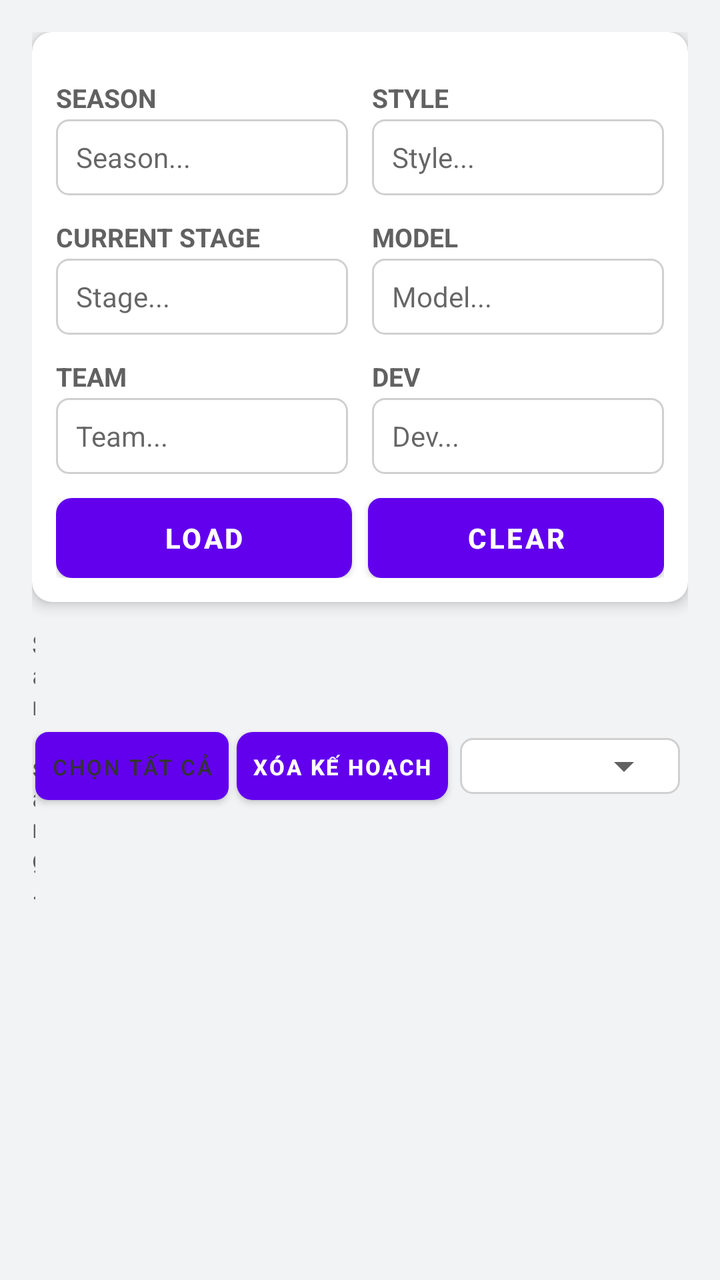
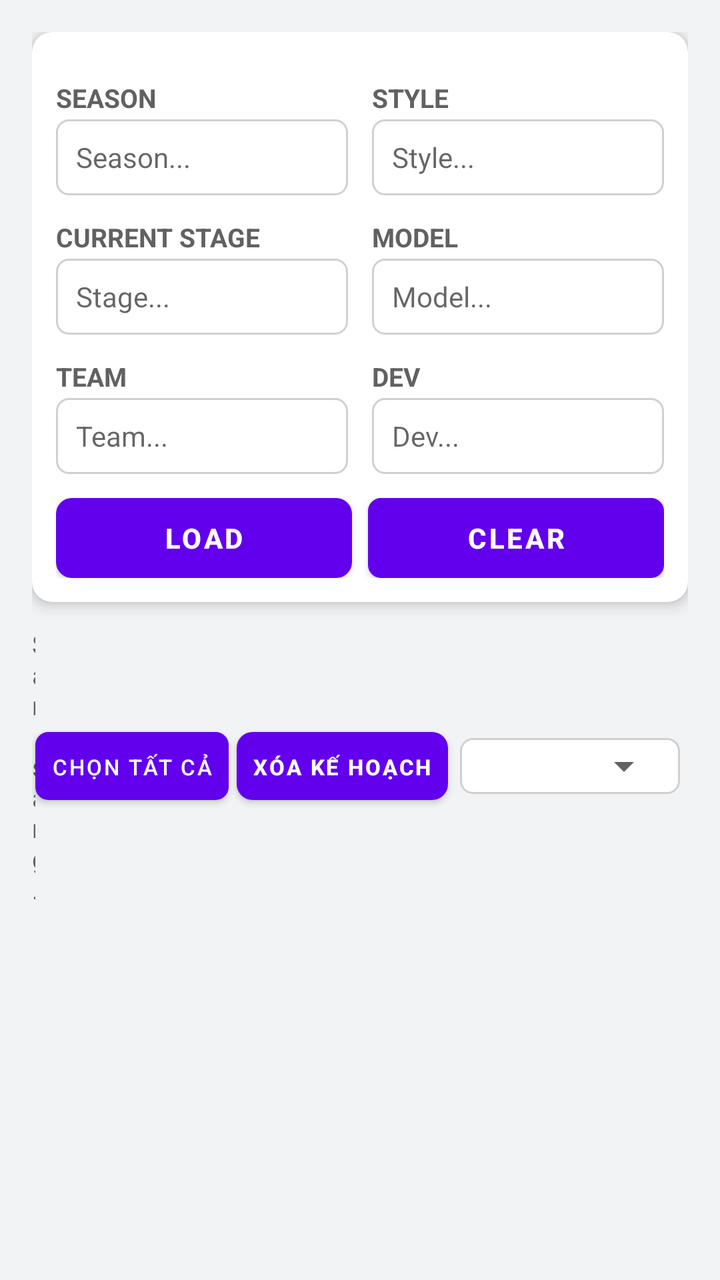

Two renders of the same Android screen: before a commit and after it. Below are the layout's source before the change and the commit's diff.
<!-- AndroidManifest.xml: application theme Theme.Nbcfm -->
<!-- res/layout/activity_main.xml -->
<?xml version="1.0" encoding="utf-8"?>
<LinearLayout xmlns:android="http://schemas.android.com/apk/res/android"
    xmlns:app="http://schemas.android.com/apk/res-auto"
    android:layout_width="match_parent"
    android:layout_height="match_parent"
    android:orientation="vertical"
    android:background="@color/bg"
    android:padding="16dp">

    <androidx.cardview.widget.CardView
        android:layout_width="match_parent"
        android:layout_height="wrap_content"
        app:cardCornerRadius="10dp"
        app:cardElevation="4dp"
        android:layout_marginBottom="12dp">

        <LinearLayout
            android:layout_width="match_parent"
            android:layout_height="wrap_content"
            android:orientation="vertical"
            android:padding="12dp">

            <LinearLayout
                android:layout_width="match_parent"
                android:layout_height="wrap_content"
                android:orientation="horizontal"
                android:layout_marginTop="4dp">

                <LinearLayout
                    android:layout_width="0dp"
                    android:layout_height="wrap_content"
                    android:layout_weight="1"
                    android:orientation="vertical"
                    android:layout_marginEnd="6dp">

                    <TextView
                        style="@style/FieldLabel"
                        android:text="SEASON" />

                    <androidx.appcompat.widget.AppCompatAutoCompleteTextView
                        android:id="@+id/acSeason"
                        style="@style/FieldSpinner"
                        android:completionThreshold="1"
                        android:hint="Season..."
                        android:inputType="text"
                        android:paddingHorizontal="10dp"
                        android:singleLine="true"
                        android:textSize="14sp" />
                </LinearLayout>

                <LinearLayout
                    android:layout_width="0dp"
                    android:layout_height="wrap_content"
                    android:layout_weight="1"
                    android:orientation="vertical"
                    android:layout_marginStart="6dp">

                    <TextView
                        style="@style/FieldLabel"
                        android:text="STYLE" />

                    <androidx.appcompat.widget.AppCompatAutoCompleteTextView
                        android:id="@+id/acStyleNo"
                        style="@style/FieldSpinner"
                        android:completionThreshold="1"
                        android:hint="Style..."
                        android:inputType="text"
                        android:paddingHorizontal="10dp"
                        android:singleLine="true"
                        android:textSize="14sp" />
                </LinearLayout>
            </LinearLayout>

            <LinearLayout
                android:layout_width="match_parent"
                android:layout_height="wrap_content"
                android:orientation="horizontal"
                android:layout_marginTop="4dp">

                <LinearLayout
                    android:layout_width="0dp"
                    android:layout_height="wrap_content"
                    android:layout_weight="1"
                    android:orientation="vertical"
                    android:layout_marginEnd="6dp">

                    <TextView
                        style="@style/FieldLabel"
                        android:text="CURRENT STAGE" />

                    <androidx.appcompat.widget.AppCompatAutoCompleteTextView
                        android:id="@+id/acStage"
                        style="@style/FieldSpinner"
                        android:completionThreshold="1"
                        android:hint="Stage..."
                        android:inputType="text"
                        android:paddingHorizontal="10dp"
                        android:singleLine="true"
                        android:textSize="14sp" />
                </LinearLayout>

                <LinearLayout
                    android:layout_width="0dp"
                    android:layout_height="wrap_content"
                    android:layout_weight="1"
                    android:orientation="vertical"
                    android:layout_marginStart="6dp">

                    <TextView
                        style="@style/FieldLabel"
                        android:text="MODEL" />

                    <androidx.appcompat.widget.AppCompatAutoCompleteTextView
                        android:id="@+id/acModel"
                        style="@style/FieldSpinner"
                        android:completionThreshold="1"
                        android:hint="Model..."
                        android:inputType="text"
                        android:paddingHorizontal="10dp"
                        android:singleLine="true"
                        android:textSize="14sp" />
                </LinearLayout>
            </LinearLayout>

            <LinearLayout
                android:layout_width="match_parent"
                android:layout_height="wrap_content"
                android:orientation="horizontal"
                android:layout_marginTop="4dp">

                <LinearLayout
                    android:layout_width="0dp"
                    android:layout_height="wrap_content"
                    android:layout_weight="1"
                    android:orientation="vertical"
                    android:layout_marginEnd="6dp">

                    <TextView
                        android:id="@+id/textView2"
                        style="@style/FieldLabel"
                        android:layout_width="match_parent"
                        android:layout_height="wrap_content"
                        android:text="TEAM" />

                    <androidx.appcompat.widget.AppCompatAutoCompleteTextView
                        android:id="@+id/acTeam"
                        style="@style/FieldSpinner"
                        android:layout_width="match_parent"
                        android:layout_height="wrap_content"
                        android:completionThreshold="1"
                        android:hint="Team..."
                        android:inputType="text"
                        android:paddingHorizontal="10dp"
                        android:singleLine="true"
                        android:textSize="14sp" />
                </LinearLayout>

                <LinearLayout
                    android:layout_width="0dp"
                    android:layout_height="wrap_content"
                    android:layout_weight="1"
                    android:orientation="vertical"
                    android:layout_marginStart="6dp">

                    <TextView
                        android:id="@+id/textView5"
                        style="@style/FieldLabel"
                        android:layout_width="match_parent"
                        android:layout_height="wrap_content"
                        android:text="DEV" />

                    <androidx.appcompat.widget.AppCompatAutoCompleteTextView
                        android:id="@+id/acDev"
                        style="@style/FieldSpinner"
                        android:layout_width="match_parent"
                        android:layout_height="wrap_content"
                        android:completionThreshold="1"
                        android:hint="Dev..."
                        android:inputType="text"
                        android:paddingHorizontal="10dp"
                        android:singleLine="true"
                        android:textSize="14sp" />
                </LinearLayout>
            </LinearLayout>

            <LinearLayout
                android:layout_width="match_parent"
                android:layout_height="wrap_content"
                android:orientation="horizontal"
                android:layout_marginTop="12dp">

                <Button
                    android:id="@+id/btnRetrieve"
                    android:layout_width="0dp"
                    android:layout_height="40dp"
                    android:layout_weight="1"
                    android:text="LOAD"
                    android:textColor="#FFFFFF"
                    android:textStyle="bold"
                    android:background="@drawable/btn_red"
                    android:layout_marginRight="4dp" />

                <Button
                    android:id="@+id/btnClearFilter"
                    android:layout_width="0dp"
                    android:layout_height="40dp"
                    android:layout_marginLeft="4dp"
                    android:layout_weight="1"
                    android:background="@drawable/edit_bg"
                    android:text="CLEAR"
                    android:textColor="@color/white"
                    android:textStyle="bold" />
            </LinearLayout>

        </LinearLayout>
    </androidx.cardview.widget.CardView>

    <LinearLayout
        android:layout_width="match_parent"
        android:layout_height="wrap_content"
        android:orientation="horizontal"
        android:gravity="center_vertical"
        android:paddingBottom="6dp">

        <TextView
            android:id="@+id/tvStatus"
            android:layout_width="0dp"
            android:layout_height="wrap_content"
            android:layout_weight="1"
            android:text="Sẵn sàng."
            android:textColor="@color/textSecondary"
            android:textSize="13sp" />

        
        <Button
            android:id="@+id/btnSelectAll"
            android:layout_width="wrap_content"
            android:layout_height="34dp"
            android:text="Chọn tất cả"
            android:textSize="11sp"
            android:textColor="#333333"
            android:background="@drawable/edit_bg"
            android:layout_marginEnd="4dp"
            android:paddingHorizontal="8dp" />

        
        <Button
            android:id="@+id/btnDeletePlan"
            android:layout_width="wrap_content"
            android:layout_height="34dp"
            android:text="Xóa kế hoạch"
            android:textSize="11sp"
            android:textColor="#FFFFFF"
            android:textStyle="bold"
            android:background="@drawable/btn_red"
            android:layout_marginEnd="6dp"
            android:paddingHorizontal="8dp" />

        <FrameLayout
            android:layout_width="110dp"
            android:layout_height="wrap_content"
            android:layout_marginEnd="4dp"
            android:background="@drawable/edit_bg"
            android:paddingLeft="4dp"
            android:paddingTop="2dp"
            android:paddingRight="4dp"
            android:paddingBottom="2dp">

            <Spinner
                android:id="@+id/spinnerPlanFilter"
                android:layout_width="match_parent"
                android:layout_height="wrap_content"
                android:backgroundTint="@color/textSecondary"
                android:spinnerMode="dropdown"
                android:padding="0dp" />
        </FrameLayout>

        <ProgressBar
            android:id="@+id/progressBar"
            style="?android:attr/progressBarStyleSmall"
            android:layout_width="wrap_content"
            android:layout_height="wrap_content"
            android:visibility="gone" />
    </LinearLayout>

    <LinearLayout
        android:id="@+id/layoutEmpty"
        android:layout_width="match_parent"
        android:layout_height="0dp"
        android:layout_weight="1"
        android:orientation="vertical"
        android:gravity="center"
        android:padding="24dp"
        android:visibility="gone">

        <ImageView
            android:layout_width="120dp"
            android:layout_height="120dp"
            android:src="@drawable/ic_no_data"
            android:contentDescription="No Data"
            android:layout_marginBottom="12dp" />

        <TextView
            android:id="@+id/tvEmpty"
            android:layout_width="wrap_content"
            android:layout_height="wrap_content"
            android:text="Không có dữ liệu."
            android:textColor="@color/textSecondary"
            android:textSize="15sp"
            android:textStyle="bold"
            android:gravity="center" />

    </LinearLayout>

    <com.facebook.shimmer.ShimmerFrameLayout
        android:id="@+id/shimmerViewContainer"
        android:layout_width="match_parent"
        android:layout_height="0dp"
        android:layout_weight="1"
        android:visibility="gone"
        app:shimmer_auto_start="false">

        <LinearLayout
            android:layout_width="match_parent"
            android:layout_height="match_parent"
            android:orientation="vertical">

            <include layout="@layout/item_cfm_card_placeholder" />
            <include layout="@layout/item_cfm_card_placeholder" />
            <include layout="@layout/item_cfm_card_placeholder" />

        </LinearLayout>
    </com.facebook.shimmer.ShimmerFrameLayout>

    <androidx.recyclerview.widget.RecyclerView
        android:id="@+id/recyclerView"
        android:layout_width="match_parent"
        android:layout_height="0dp"
        android:layout_weight="1"
        android:clipToPadding="false"
        android:paddingBottom="16dp" />

</LinearLayout>
<!-- res/layout/item_cfm_card_placeholder.xml (included above) -->
<?xml version="1.0" encoding="utf-8"?>
<androidx.cardview.widget.CardView
    xmlns:android="http://schemas.android.com/apk/res/android"
    xmlns:app="http://schemas.android.com/apk/res-auto"
    android:layout_width="match_parent"
    android:layout_height="wrap_content"
    android:layout_marginBottom="12dp"
    app:cardCornerRadius="10dp"
    app:cardElevation="3dp">

    <LinearLayout
        android:layout_width="match_parent"
        android:layout_height="wrap_content"
        android:orientation="vertical"
        android:padding="12dp">

        
        <View
            android:layout_width="120dp"
            android:layout_height="18dp"
            android:background="@drawable/placeholder_bg"
            android:layout_marginBottom="10dp" />

        
        <LinearLayout
            android:layout_width="match_parent"
            android:layout_height="wrap_content"
            android:orientation="horizontal"
            android:background="@drawable/highlight_bg"
            android:padding="8dp"
            android:layout_marginBottom="8dp"
            android:weightSum="10">

            
            <LinearLayout
                android:layout_width="0dp"
                android:layout_height="wrap_content"
                android:layout_weight="1.5"
                android:orientation="vertical"
                android:gravity="center_horizontal">
                <View
                    android:layout_width="30dp"
                    android:layout_height="10dp"
                    android:background="@drawable/placeholder_bg" />
                <View
                    android:layout_width="20dp"
                    android:layout_height="13dp"
                    android:layout_marginTop="6dp"
                    android:background="@drawable/placeholder_bg" />
            </LinearLayout>

            
            <LinearLayout
                android:layout_width="0dp"
                android:layout_height="wrap_content"
                android:layout_weight="3.5"
                android:orientation="vertical"
                android:gravity="center_horizontal">
                <View
                    android:layout_width="50dp"
                    android:layout_height="10dp"
                    android:background="@drawable/placeholder_bg" />
                <View
                    android:layout_width="70dp"
                    android:layout_height="13dp"
                    android:layout_marginTop="6dp"
                    android:background="@drawable/placeholder_bg" />
            </LinearLayout>

            
            <LinearLayout
                android:layout_width="0dp"
                android:layout_height="wrap_content"
                android:layout_weight="2.5"
                android:orientation="vertical"
                android:gravity="center_horizontal">
                <View
                    android:layout_width="40dp"
                    android:layout_height="10dp"
                    android:background="@drawable/placeholder_bg" />
                <View
                    android:layout_width="45dp"
                    android:layout_height="13dp"
                    android:layout_marginTop="6dp"
                    android:background="@drawable/placeholder_bg" />
            </LinearLayout>

            
            <LinearLayout
                android:layout_width="0dp"
                android:layout_height="wrap_content"
                android:layout_weight="1.3"
                android:orientation="vertical"
                android:gravity="center_horizontal">
                <View
                    android:layout_width="25dp"
                    android:layout_height="10dp"
                    android:background="@drawable/placeholder_bg" />
                <View
                    android:layout_width="20dp"
                    android:layout_height="13dp"
                    android:layout_marginTop="6dp"
                    android:background="@drawable/placeholder_bg" />
            </LinearLayout>

            
            <LinearLayout
                android:layout_width="0dp"
                android:layout_height="wrap_content"
                android:layout_weight="1.2"
                android:orientation="vertical"
                android:gravity="center_horizontal">
                <View
                    android:layout_width="20dp"
                    android:layout_height="10dp"
                    android:background="@drawable/placeholder_bg" />
                <View
                    android:layout_width="15dp"
                    android:layout_height="13dp"
                    android:layout_marginTop="6dp"
                    android:background="@drawable/placeholder_bg" />
            </LinearLayout>
        </LinearLayout>

        
        <View
            android:layout_width="match_parent"
            android:layout_height="13dp"
            android:layout_marginVertical="3dp"
            android:background="@drawable/placeholder_bg" />
        <View
            android:layout_width="220dp"
            android:layout_height="13dp"
            android:layout_marginVertical="3dp"
            android:background="@drawable/placeholder_bg" />
        <View
            android:layout_width="280dp"
            android:layout_height="13dp"
            android:layout_marginVertical="3dp"
            android:background="@drawable/placeholder_bg" />
        <View
            android:layout_width="180dp"
            android:layout_height="13dp"
            android:layout_marginVertical="3dp"
            android:background="@drawable/placeholder_bg" />
        <View
            android:layout_width="240dp"
            android:layout_height="13dp"
            android:layout_marginVertical="3dp"
            android:background="@drawable/placeholder_bg" />
        <View
            android:layout_width="150dp"
            android:layout_height="13dp"
            android:layout_marginVertical="3dp"
            android:background="@drawable/placeholder_bg" />
        <View
            android:layout_width="100dp"
            android:layout_height="13dp"
            android:layout_marginVertical="3dp"
            android:background="@drawable/placeholder_bg" />

    </LinearLayout>
</androidx.cardview.widget.CardView>
<!-- resources referenced by this layout -->
<resources>
  <color name="bg">#F2F3F5</color>
  <color name="textSecondary">#616161</color>
  <color name="white">#FFFFFF</color>
  <!-- drawable btn_red (drawable) -->
  <?xml version="1.0" encoding="utf-8"?>
  <shape xmlns:android="http://schemas.android.com/apk/res/android"
      android:shape="rectangle">
      <solid android:color="@color/nb_red" />
      <corners android:radius="8dp" />
      <padding android:top="12dp" android:bottom="12dp" />
  </shape>
  <!-- drawable edit_bg (drawable) -->
  <?xml version="1.0" encoding="utf-8"?>
  <shape xmlns:android="http://schemas.android.com/apk/res/android"
      android:shape="rectangle">
      <solid android:color="@color/white" />
      <corners android:radius="6dp" />
      <stroke android:width="1dp" android:color="#D0D0D0" />
  </shape>
  <!-- drawable highlight_bg (drawable) -->
  <?xml version="1.0" encoding="utf-8"?>
  <shape xmlns:android="http://schemas.android.com/apk/res/android"
      android:shape="rectangle">
      <solid android:color="#F0F4F8" />
      <corners android:radius="8dp" />
      <stroke android:width="1dp" android:color="#D0DFEE" />
  </shape>
  <!-- drawable placeholder_bg (drawable) -->
  <?xml version="1.0" encoding="utf-8"?>
  <shape xmlns:android="http://schemas.android.com/apk/res/android"
      android:shape="rectangle">
      <solid android:color="@color/placeholder_color" />
      <corners android:radius="4dp" />
  </shape>
  <style name="FieldLabel">
          <item name="android:layout_width">match_parent</item>
          <item name="android:layout_height">wrap_content</item>
          <item name="android:textColor">@color/textSecondary</item>
          <item name="android:textStyle">bold</item>
          <item name="android:textSize">13sp</item>
          <item name="android:paddingTop">8dp</item>
          <item name="android:paddingBottom">2dp</item>
      </style>
  <style name="FieldSpinner">
          <item name="android:layout_width">match_parent</item>
          <item name="android:layout_height">wrap_content</item>
          <item name="android:background">@drawable/edit_bg</item>
          <item name="android:minHeight">38dp</item>
      </style>
  <style name="Theme.Nbcfm" parent="Theme.MaterialComponents.DayNight.DarkActionBar">
          
          <item name="colorPrimary">@color/purple_500</item>
          <item name="colorPrimaryVariant">@color/purple_700</item>
          <item name="colorOnPrimary">@color/white</item>
          
          <item name="colorSecondary">@color/teal_200</item>
          <item name="colorSecondaryVariant">@color/teal_700</item>
          <item name="colorOnSecondary">@color/black</item>
          
          <item name="android:statusBarColor" tools:targetApi="l">?attr/colorPrimaryVariant</item>
          
      </style>
  <color name="nb_red">#C8102E</color>
  <color name="placeholder_color">#EAEAEA</color>
  <color name="purple_500">#FF6200EE</color>
  <color name="purple_700">#FF3700B3</color>
  <color name="teal_200">#FF03DAC5</color>
  <color name="teal_700">#FF018786</color>
  <color name="black">#FF000000</color>
  <!-- unchanged entries left out for length: 1 -->
</resources>

<!-- the commit's change to res/layout/activity_main.xml (unified diff, before → after) -->
@@ -238,7 +238,7 @@
             android:layout_height="34dp"
             android:text="Chọn tất cả"
             android:textSize="11sp"
-            android:textColor="#333333"
+            android:textColor="#FFFFFF"
             android:background="@drawable/edit_bg"
             android:layout_marginEnd="4dp"
             android:paddingHorizontal="8dp" />
